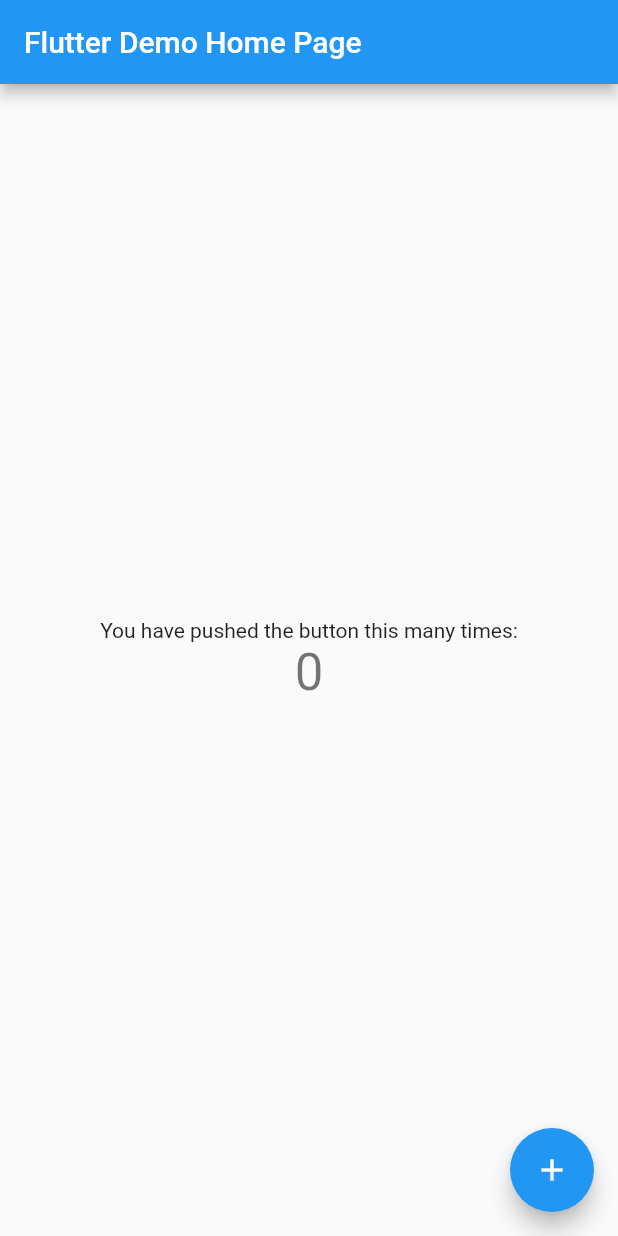
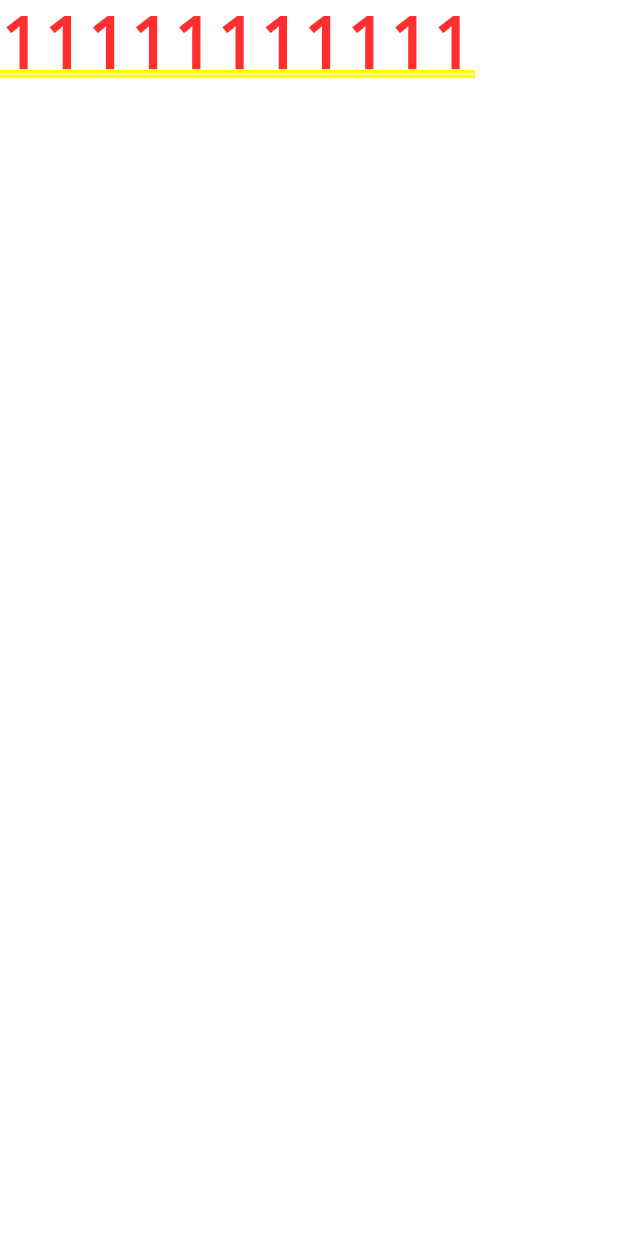
Before and after one commit to BrighterLi/flutter_mix, a Flutter app: the screen it shows after launch, on a phone screen of 412 x 824 dp. Run offline on Flutter 3.47's test engine with Material 2 defaults, Android fonts, the phone set to English and light mode, and no system bars.

Commit message:
flutter端根据路由进入不同页面

```diff
--- /dev/null
+++ b/lib/component/utils/bridge.dart
@@ -0,0 +1,8 @@
+import 'package:flutter/services.dart';
+
+// flutter端调用native端
+class Bridge {
+
+  //MethodChannel通信,flutter端调用native端
+  static MethodChannel methodChannel = MethodChannel('com.example.mix_flutter/bridge');
+}
--- /dev/null
+++ b/lib/component/utils/constant.dart
@@ -0,0 +1,5 @@
+class Constant {
+
+  //常量
+  static const String ROUTER_KEY = 'key';
+}
--- a/lib/main.dart
+++ b/lib/main.dart
@@ -1,110 +1,20 @@
 import 'package:flutter/material.dart';
+import 'package:flutter_mix/router.dart';
 
 void main() => runApp(MyApp());
 
-class MyApp extends StatelessWidget {
-  // This widget is the root of your application.
+class MyApp extends StatefulWidget {
+  @override
+  _MyAppState createState() => _MyAppState();
+}
+
+class _MyAppState extends State<MyApp> {
   @override
   Widget build(BuildContext context) {
     return MaterialApp(
-      title: 'Flutter Demo',
-      theme: ThemeData(
-        // This is the theme of your application.
-        //
-        // Try running your application with "flutter run". You'll see the
-        // application has a blue toolbar. Then, without quitting the app, try
-        // changing the primarySwatch below to Colors.green and then invoke
-        // "hot reload" (press "r" in the console where you ran "flutter run",
-        // or press Run > Flutter Hot Reload in a Flutter IDE). Notice that the
-        // counter didn't reset back to zero; the application is not restarted.
-        primarySwatch: Colors.blue,
-      ),
-      home: MyHomePage(title: 'Flutter Demo Home Page'),
+      title: 'mix flutter',
+      theme: ThemeData(),
+      home: Router(),
     );
   }
 }
-
-class MyHomePage extends StatefulWidget {
-  MyHomePage({Key key, this.title}) : super(key: key);
-
-  // This widget is the home page of your application. It is stateful, meaning
-  // that it has a State object (defined below) that contains fields that affect
-  // how it looks.
-
-  // This class is the configuration for the state. It holds the values (in this
-  // case the title) provided by the parent (in this case the App widget) and
-  // used by the build method of the State. Fields in a Widget subclass are
-  // always marked "final".
-
-  final String title;
-
-  @override
-  _MyHomePageState createState() => _MyHomePageState();
-}
-
-class _MyHomePageState extends State<MyHomePage> {
-  int _counter = 0;
-
-  void _incrementCounter() {
-    setState(() {
-      // This call to setState tells the Flutter framework that something has
-      // changed in this State, which causes it to rerun the build method below
-      // so that the display can reflect the updated values. If we changed
-      // _counter without calling setState(), then the build method would not be
-      // called again, and so nothing would appear to happen.
-      _counter++;
-    });
-  }
-
-  @override
-  Widget build(BuildContext context) {
-    // This method is rerun every time setState is called, for instance as done
-    // by the _incrementCounter method above.
-    //
-    // The Flutter framework has been optimized to make rerunning build methods
-    // fast, so that you can just rebuild anything that needs updating rather
-    // than having to individually change instances of widgets.
-    return Scaffold(
-      appBar: AppBar(
-        // Here we take the value from the MyHomePage object that was created by
-        // the App.build method, and use it to set our appbar title.
-        title: Text(widget.title),
-      ),
-      body: Center(
-        // Center is a layout widget. It takes a single child and positions it
-        // in the middle of the parent.
-        child: Column(
-          // Column is also a layout widget. It takes a list of children and
-          // arranges them vertically. By default, it sizes itself to fit its
-          // children horizontally, and tries to be as tall as its parent.
-          //
-          // Invoke "debug painting" (press "p" in the console, choose the
-          // "Toggle Debug Paint" action from the Flutter Inspector in Android
-          // Studio, or the "Toggle Debug Paint" command in Visual Studio Code)
-          // to see the wireframe for each widget.
-          //
-          // Column has various properties to control how it sizes itself and
-          // how it positions its children. Here we use mainAxisAlignment to
-          // center the children vertically; the main axis here is the vertical
-          // axis because Columns are vertical (the cross axis would be
-          // horizontal).
-          mainAxisAlignment: MainAxisAlignment.center,
-          children: <Widget>[
-            Text(
-              'You have pushed the button this many times:',
-            ),
-            Text(
-              '$_counter',
-              style: Theme.of(context).textTheme.display1,
-            ),
-          ],
-        ),
-      ),
-      floatingActionButton: FloatingActionButton(
-        onPressed: _incrementCounter,
-        tooltip: 'Increment',
-        child: Icon(Icons.add),
-      ), // This trailing comma makes auto-formatting nicer for build methods.
-    );
-  }
-}
--- /dev/null
+++ b/lib/page/index/index.dart
@@ -0,0 +1,15 @@
+import 'package:flutter/widgets.dart';
+
+class HomePage extends StatefulWidget {
+
+  HomePage();
+  @override
+  _HomePageState createState() => _HomePageState();
+}
+
+class _HomePageState extends State<HomePage> {
+  @override
+  Widget build(BuildContext context) {
+    return Container();
+  }
+}
--- /dev/null
+++ b/lib/router.dart
@@ -0,0 +1,61 @@
+import 'dart:io';
+import 'package:flutter/widgets.dart';
+import 'package:flutter_mix/component/utils/constant.dart';
+import 'package:flutter_mix/component/utils/bridge.dart';
+import 'package:flutter_mix/page/index/index.dart';
+
+
+class Router extends StatefulWidget {
+  Router();
+
+  @override
+  _RouterState createState() => _RouterState();
+}
+
+class _RouterState extends State<Router> {
+  Map _routerConfigMap;
+
+  @override
+  void initState() {
+    if (Platform.isAndroid) {
+      //Android主动向native端请求路由相关数据
+      getRouterFromAndroid();
+    }
+    super.initState();
+  }
+
+  @override
+  Widget build(BuildContext context) {
+    return createPageWidget();
+  }
+
+  Widget createPageWidget() {
+    String routerKey;
+    if (_routerConfigMap != null) {
+      routerKey = _routerConfigMap[Constant.ROUTER_KEY];
+    }
+    print('bright1#router#routerKey: $routerKey');
+    switch (routerKey) {
+      case 'home':
+        return HomePage();
+      default:
+        return Container(
+          child: Text('11111111111'),
+        );
+    }
+  }
+
+  Future<void> getRouterFromAndroid() async {
+    try {
+      Map result =
+          await Bridge.methodChannel.invokeMapMethod('getRouterFromNative');
+      if (result != null) {
+        setState(() {
+          _routerConfigMap = result;
+        });
+      }
+    } on Exception catch (e) {
+      print(e);
+    }
+  }
+}
```
Also changed, not shown: lib/component/test.dart (added), lib/page/test.dart (added).
